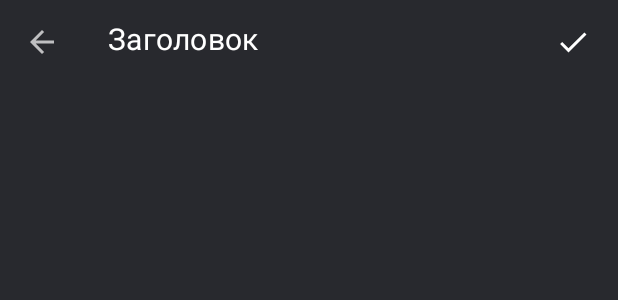
After one commit to Andrey-Morenkov/CoachNotes, an Android app: the layout fragment_add_new_group.xml on its own in the app's theme, with its tools: preview values and no code run, on a phone screen of 412 x 824 dp. The commit adds this screen. Shown: the top 300 px of the screen. Run offline under Robolectric (Android 15) with nearby library versions, the phone set to English and light mode, and no system bars; Roboto replaces fonts that are not available here.

Commit message:
groups design hot rework

```diff
--- /dev/null
+++ b/app/src/main/res/drawable/ic_done.xml
@@ -0,0 +1,5 @@
+<vector android:height="24dp" android:tint="#FFFFFF"
+    android:viewportHeight="24.0" android:viewportWidth="24.0"
+    android:width="24dp" xmlns:android="http://schemas.android.com/apk/res/android">
+    <path android:fillColor="#FF000000" android:pathData="M9,16.2L4.8,12l-1.4,1.4L9,19 21,7l-1.4,-1.4L9,16.2z"/>
+</vector>
--- /dev/null
+++ b/app/src/main/res/drawable/ic_money.xml
@@ -0,0 +1,5 @@
+<vector android:height="24dp" android:tint="#FFFFFF"
+    android:viewportHeight="24.0" android:viewportWidth="24.0"
+    android:width="24dp" xmlns:android="http://schemas.android.com/apk/res/android">
+    <path android:fillColor="#FF000000" android:pathData="M11.8,10.9c-2.27,-0.59 -3,-1.2 -3,-2.15 0,-1.09 1.01,-1.85 2.7,-1.85 1.78,0 2.44,0.85 2.5,2.1h2.21c-0.07,-1.72 -1.12,-3.3 -3.21,-3.81V3h-3v2.16c-1.94,0.42 -3.5,1.68 -3.5,3.61 0,2.31 1.91,3.46 4.7,4.13 2.5,0.6 3,1.48 3,2.41 0,0.69 -0.49,1.79 -2.7,1.79 -2.06,0 -2.87,-0.92 -2.98,-2.1h-2.2c0.12,2.19 1.76,3.42 3.68,3.83V21h3v-2.15c1.95,-0.37 3.5,-1.5 3.5,-3.55 0,-2.84 -2.43,-3.81 -4.7,-4.4z"/>
+</vector>
--- a/app/src/main/res/layout/element_home_menu.xml
+++ b/app/src/main/res/layout/element_home_menu.xml
@@ -196,14 +196,14 @@
                             android:layout_width="60dp"
                             android:layout_height="60dp"
                             android:layout_margin="0dp"
-                            android:foreground="@drawable/ic_person"
+                            android:foreground="@drawable/ic_person_accent"
                             app:layout_constraintBottom_toTopOf="@+id/textView8"
                             app:layout_constraintEnd_toEndOf="parent"
                             app:layout_constraintStart_toStartOf="parent"
                             app:layout_constraintTop_toTopOf="parent"
                             app:layout_constraintVertical_bias="1.0"
-                            app:srcCompat="@drawable/ic_person"
-                            tools:srcCompat="@drawable/ic_person" />
+                            app:srcCompat="@drawable/ic_person_accent"
+                            tools:srcCompat="@drawable/ic_person_accent" />
 
                         <TextView
                             android:id="@+id/textView8"
--- /dev/null
+++ b/app/src/main/res/layout/fragment_add_new_group.xml
@@ -0,0 +1,28 @@
+<?xml version="1.0" encoding="utf-8"?>
+<LinearLayout xmlns:android="http://schemas.android.com/apk/res/android"
+    xmlns:app="http://schemas.android.com/apk/res-auto"
+    android:orientation="vertical" android:layout_width="match_parent"
+    android:layout_height="match_parent">
+
+    <FrameLayout
+        android:layout_width="match_parent"
+        android:layout_height="wrap_content">
+
+        <include
+            layout="@layout/toolbar_only_title"
+            android:layout_width="match_parent"
+            android:layout_height="wrap_content" />
+
+        <ImageButton
+            android:id="@+id/imageButton"
+            style="@style/ToolbarImageButton"
+            android:layout_gravity="center|end"
+            app:srcCompat="@drawable/ic_done" />
+    </FrameLayout>
+
+    <androidx.constraintlayout.widget.ConstraintLayout
+        android:layout_width="match_parent"
+        android:layout_height="match_parent">
+
+    </androidx.constraintlayout.widget.ConstraintLayout>
+</LinearLayout>
--- /dev/null
+++ b/app/src/main/res/layout/toolbar_only_title.xml
@@ -0,0 +1,10 @@
+<?xml version="1.0" encoding="utf-8"?>
+<androidx.appcompat.widget.Toolbar xmlns:android="http://schemas.android.com/apk/res/android"
+    xmlns:app="http://schemas.android.com/apk/res-auto"
+    android:layout_width="match_parent"
+    android:layout_height="wrap_content"
+    android:background="@color/colorBackground"
+    app:navigationIcon="?attr/homeAsUpIndicator"
+    app:title="@string/universal_toolbar_title">
+
+</androidx.appcompat.widget.Toolbar>
--- a/app/src/main/res/values/colors.xml
+++ b/app/src/main/res/values/colors.xml
@@ -6,5 +6,7 @@
     <color name="colorPrimaryLight">#6f8c9e</color>
     <color name="colorAccent">#F5824E</color>
 
-    <color name="colorLabelPaid">#FFC300</color>
+    <color name="colorLabelPaid">#C27A11</color>
+
+    <color name="colorTransparent">#00FFFFFF</color>
 </resources>
--- a/app/src/main/res/values/dimen.xml
+++ b/app/src/main/res/values/dimen.xml
@@ -7,4 +7,7 @@
     <dimen name="home_screen_account_avatar_size">65dp</dimen>
 
     <dimen name="card_corner_radius_size">20dp</dimen>
+
+    <dimen name="universal_toolbar_action_img_size">60dp</dimen>
+    <dimen name="universal_toolbar_action_img_margin_end">0dp</dimen>
 </resources>
--- a/app/src/main/res/values/strings.xml
+++ b/app/src/main/res/values/strings.xml
@@ -28,8 +28,8 @@
         // Samples
         <string name="groups_screen_toolbar_subtitle_sample">5 шт</string>
         <string name="groups_screen_group_name_sample">Группа #1</string>
-        <string name="groups_screen_group_size_sample">24 человека</string>
-        <string name="groups_screen_group_age_sample">7–8 лет</string>
+        <string name="groups_screen_group_size_sample">24</string>
+        <string name="groups_screen_group_age_sample">7–8\nлет</string>
         <string name="groups_screen_group_age_year_sample">2013–2014 г.р</string>
 
 </resources>
--- a/app/src/main/res/values/styles.xml
+++ b/app/src/main/res/values/styles.xml
@@ -1,6 +1,6 @@
 <resources>
 
-    <!-- Base application theme. -->
+// Application themes
     <style name="AppTheme" parent="Theme.MaterialComponents.NoActionBar">
         <item name="android:statusBarColor">@color/colorBackground</item>
         <item name="android:colorBackground">@color/colorBackground</item>
@@ -22,4 +22,13 @@
         <item name="android:textColor">@color/colorText</item>
     </style>
 
+// Elements (buttons, etc)
+    <style name="ToolbarImageButton" parent="@android:style/Widget.DeviceDefault.ImageButton">
+        <item name="android:background">@color/colorTransparent</item>
+        <item name="android:layout_width">@dimen/universal_toolbar_action_img_size</item>
+        <item name="android:layout_height">match_parent</item>
+        <item name="android:layout_marginEnd">@dimen/universal_toolbar_action_img_margin_end</item>
+        <item name="android:scaleType">centerInside</item>
+    </style>
+
 </resources>
```
Also changed, not shown: app/src/main/res/layout/card_group.xml (+57 -60 lines), app/src/main/res/layout/fragment_group_info.xml (added, +17 -0 lines), app/src/main/res/layout/fragment_groups.xml (+2 -7 lines), app/src/main/res/drawable/ic_person_accent.xml (renamed from app/src/main/res/drawable/ic_person.xml), app/src/main/res/layout/toolbar_with_subtitle.xml (renamed from app/src/main/res/layout/toolbar_universal.xml).
